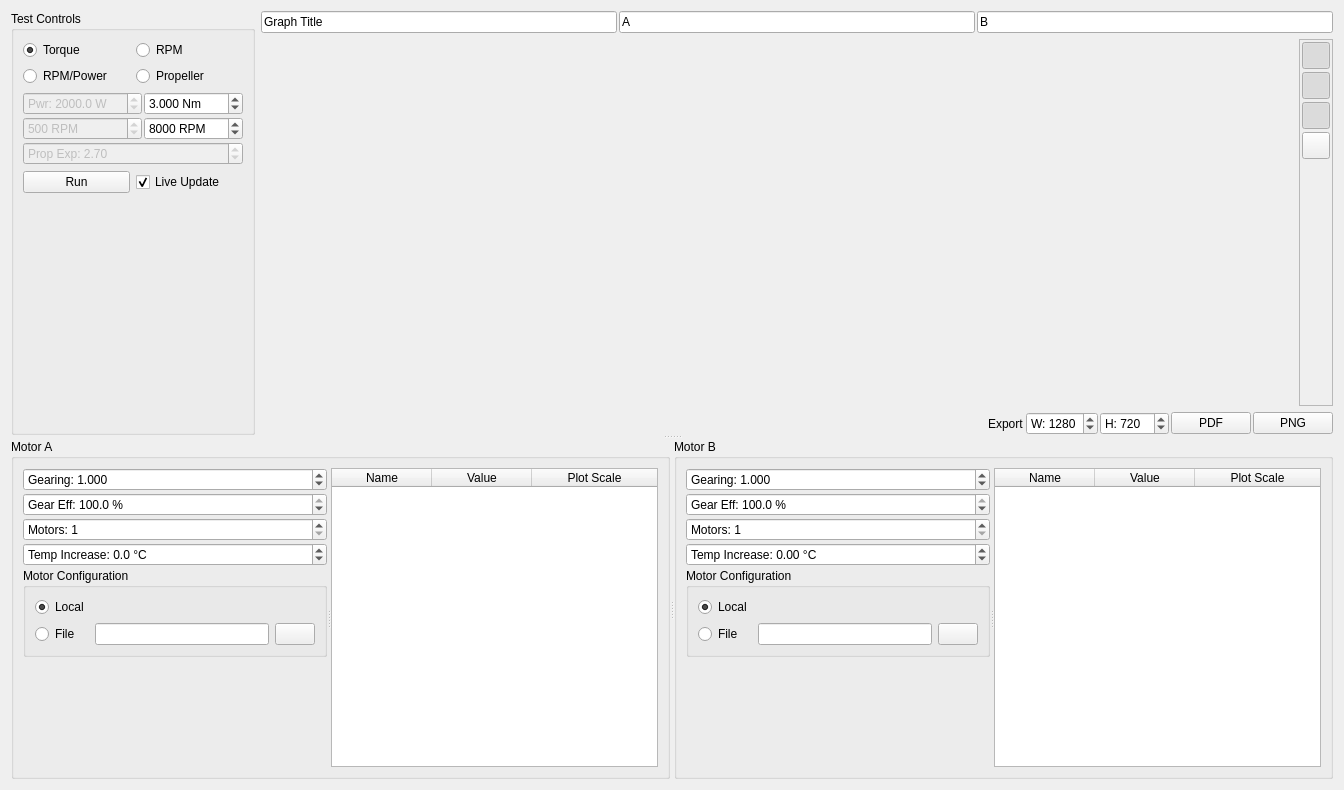
Above: pages/pagemotorcomparison.ui from vedderb/vesc_tool before the change. Below: the same form after it.
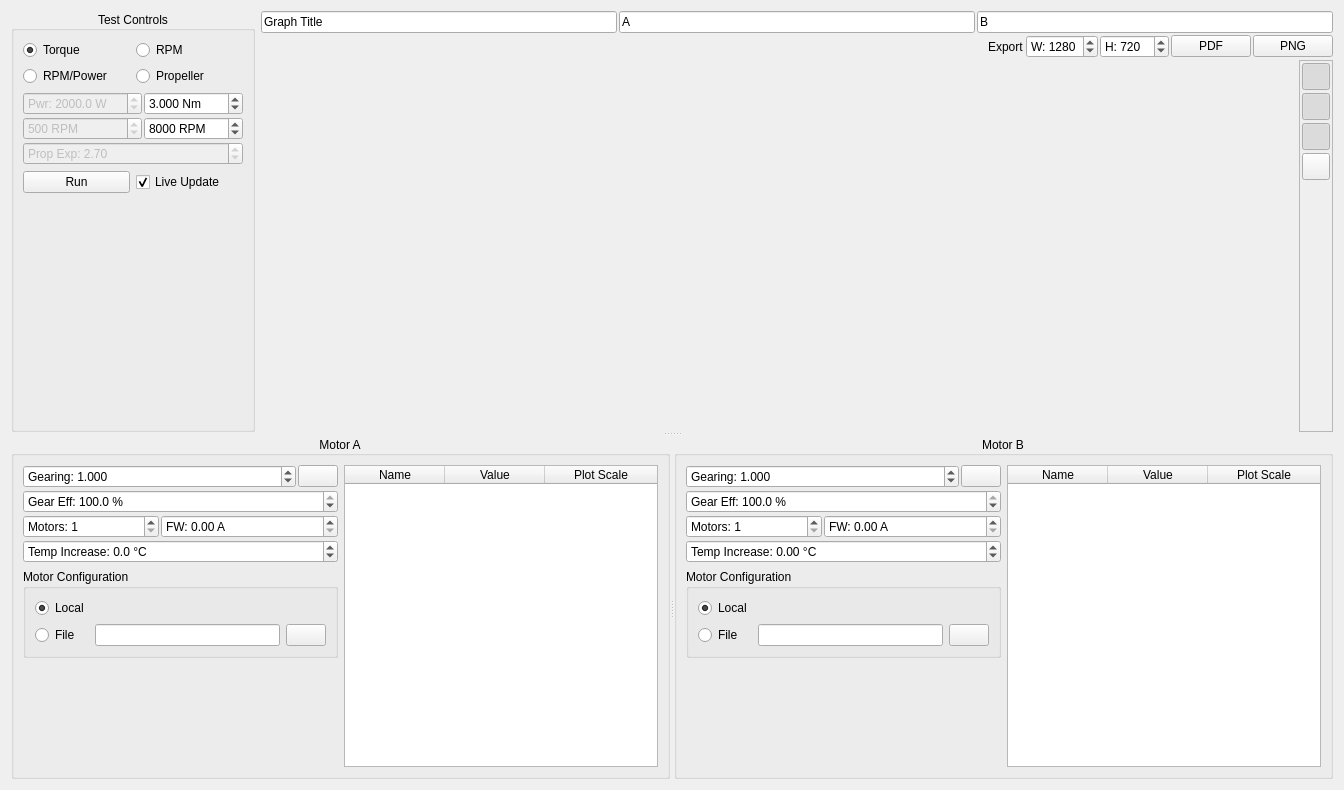
That is the form after the change. Icons and pictures are not drawn. Custom widgets are drawn as their Qt base class.

Commit message: Fixed calculations, added field weakening calculation support

The edit to the form file:
```diff
--- a/pages/pagemotorcomparison.ui
+++ b/pages/pagemotorcomparison.ui
@@ -26,6 +26,9 @@
          <property name="title">
           <string>Test Controls</string>
          </property>
+         <property name="alignment">
+          <set>Qt::AlignCenter</set>
+         </property>
          <layout class="QVBoxLayout" name="verticalLayout_7">
           <item>
            <layout class="QGridLayout" name="gridLayout_4">
@@ -261,6 +264,9 @@
        </item>
        <item>
         <layout class="QVBoxLayout" name="verticalLayout">
+         <property name="spacing">
+          <number>2</number>
+         </property>
          <item>
           <layout class="QHBoxLayout" name="horizontalLayout_4">
            <property name="spacing">
@@ -289,6 +295,99 @@
            </item>
           </layout>
          </item>
+         <item>
+          <layout class="QHBoxLayout" name="horizontalLayout_2">
+           <property name="spacing">
+            <number>2</number>
+           </property>
+           <item>
+            <spacer name="horizontalSpacer">
+             <property name="orientation">
+              <enum>Qt::Horizontal</enum>
+             </property>
+             <property name="sizeHint" stdset="0">
+              <size>
+               <width>40</width>
+               <height>20</height>
+              </size>
+             </property>
+            </spacer>
+           </item>
+           <item>
+            <widget class="QLabel" name="label">
+             <property name="text">
+              <string>Export</string>
+             </property>
+            </widget>
+           </item>
+           <item>
+            <widget class="QSpinBox" name="saveWidthBox">
+             <property name="sizePolicy">
+              <sizepolicy hsizetype="Fixed" vsizetype="Fixed">
+               <horstretch>0</horstretch>
+               <verstretch>0</verstretch>
+              </sizepolicy>
+             </property>
+             <property name="prefix">
+              <string>W: </string>
+             </property>
+             <property name="maximum">
+              <number>9999</number>
+             </property>
+             <property name="value">
+              <number>1280</number>
+             </property>
+            </widget>
+           </item>
+           <item>
+            <widget class="QSpinBox" name="saveHeightBox">
+             <property name="sizePolicy">
+              <sizepolicy hsizetype="Fixed" vsizetype="Fixed">
+               <horstretch>0</horstretch>
+               <verstretch>0</verstretch>
+              </sizepolicy>
+             </property>
+             <property name="prefix">
+              <string>H: </string>
+             </property>
+             <property name="maximum">
+              <number>9999</number>
+             </property>
+             <property name="value">
+              <number>720</number>
+             </property>
+            </widget>
+           </item>
+           <item>
+            <widget class="QPushButton" name="savePlotPdfButton">
+             <property name="toolTip">
+              <string>Save plot as PDF image</string>
+             </property>
+             <property name="text">
+              <string>PDF</string>
+             </property>
+             <property name="icon">
+              <iconset resource="../res.qrc">
+               <normaloff>:/res/icons/Line Chart-96.png</normaloff>:/res/icons/Line Chart-96.png</iconset>
+             </property>
+            </widget>
+           </item>
+           <item>
+            <widget class="QPushButton" name="savePlotPngButton">
+             <property name="toolTip">
+              <string>Save plot as PNG image</string>
+             </property>
+             <property name="text">
+              <string>PNG</string>
+             </property>
+             <property name="icon">
+              <iconset resource="../res.qrc">
+               <normaloff>:/res/icons/Line Chart-96.png</normaloff>:/res/icons/Line Chart-96.png</iconset>
+             </property>
+            </widget>
+           </item>
+          </layout>
+         </item>
          <item>
           <layout class="QHBoxLayout" name="horizontalLayout">
            <item>
@@ -476,99 +575,6 @@
            </item>
           </layout>
          </item>
-         <item>
-          <layout class="QHBoxLayout" name="horizontalLayout_2">
-           <property name="spacing">
-            <number>2</number>
-           </property>
-           <item>
-            <spacer name="horizontalSpacer">
-             <property name="orientation">
-              <enum>Qt::Horizontal</enum>
-             </property>
-             <property name="sizeHint" stdset="0">
-              <size>
-               <width>40</width>
-               <height>20</height>
-              </size>
-             </property>
-            </spacer>
-           </item>
-           <item>
-            <widget class="QLabel" name="label">
-             <property name="text">
-              <string>Export</string>
-             </property>
-            </widget>
-           </item>
-           <item>
-            <widget class="QSpinBox" name="saveWidthBox">
-             <property name="sizePolicy">
-              <sizepolicy hsizetype="Fixed" vsizetype="Fixed">
-               <horstretch>0</horstretch>
-               <verstretch>0</verstretch>
-              </sizepolicy>
-             </property>
-             <property name="prefix">
-              <string>W: </string>
-             </property>
-             <property name="maximum">
-              <number>9999</number>
-             </property>
-             <property name="value">
-              <number>1280</number>
-             </property>
-            </widget>
-           </item>
-           <item>
-            <widget class="QSpinBox" name="saveHeightBox">
-             <property name="sizePolicy">
-              <sizepolicy hsizetype="Fixed" vsizetype="Fixed">
-               <horstretch>0</horstretch>
-               <verstretch>0</verstretch>
-              </sizepolicy>
-             </property>
-             <property name="prefix">
-              <string>H: </string>
-             </property>
-             <property name="maximum">
-              <number>9999</number>
-             </property>
-             <property name="value">
-              <number>720</number>
-             </property>
-            </widget>
-           </item>
-           <item>
-            <widget class="QPushButton" name="savePlotPdfButton">
-             <property name="toolTip">
-              <string>Save plot as PDF image</string>
-             </property>
-             <property name="text">
-              <string>PDF</string>
-             </property>
-             <property name="icon">
-              <iconset resource="../res.qrc">
-               <normaloff>:/res/icons/Line Chart-96.png</normaloff>:/res/icons/Line Chart-96.png</iconset>
-             </property>
-            </widget>
-           </item>
-           <item>
-            <widget class="QPushButton" name="savePlotPngButton">
-             <property name="toolTip">
-              <string>Save plot as PNG image</string>
-             </property>
-             <property name="text">
-              <string>PNG</string>
-             </property>
-             <property name="icon">
-              <iconset resource="../res.qrc">
-               <normaloff>:/res/icons/Line Chart-96.png</normaloff>:/res/icons/Line Chart-96.png</iconset>
-             </property>
-            </widget>
-           </item>
-          </layout>
-         </item>
         </layout>
        </item>
       </layout>
@@ -581,43 +587,38 @@
        <property name="title">
         <string>Motor A</string>
        </property>
-       <layout class="QVBoxLayout" name="verticalLayout_4">
-        <item>
-         <widget class="QSplitter" name="splitter">
-          <property name="orientation">
-           <enum>Qt::Horizontal</enum>
-          </property>
-          <widget class="QWidget" name="layoutWidget1">
+       <property name="alignment">
+        <set>Qt::AlignCenter</set>
+       </property>
+       <layout class="QHBoxLayout" name="horizontalLayout_7">
+        <item>
            <layout class="QVBoxLayout" name="verticalLayout_2">
+          <item>
+           <layout class="QGridLayout" name="gridLayout_5">
             <property name="spacing">
              <number>2</number>
             </property>
-            <item>
-             <widget class="QDoubleSpinBox" name="m1GearingBox">
+            <item row="0" column="2">
+             <widget class="QPushButton" name="m1SetupGearingButton">
+              <property name="sizePolicy">
+               <sizepolicy hsizetype="Fixed" vsizetype="Fixed">
+                <horstretch>0</horstretch>
+                <verstretch>0</verstretch>
+               </sizepolicy>
+              </property>
               <property name="toolTip">
                <string>Gear Ratio</string>
               </property>
-              <property name="prefix">
-               <string>Gearing: </string>
+              <property name="text">
+               <string/>
               </property>
-              <property name="decimals">
-               <number>3</number>
-              </property>
-              <property name="minimum">
-               <double>0.010000000000000</double>
-              </property>
-              <property name="maximum">
-               <double>999.000000000000000</double>
-              </property>
-              <property name="singleStep">
-               <double>0.050000000000000</double>
-              </property>
-              <property name="value">
-               <double>1.000000000000000</double>
+              <property name="icon">
+               <iconset resource="../res.qrc">
+                <normaloff>:/res/icons/motor_up.png</normaloff>:/res/icons/motor_up.png</iconset>
               </property>
              </widget>
             </item>
-            <item>
+            <item row="1" column="0" colspan="3">
              <widget class="QDoubleSpinBox" name="m1GearEfficiencyBox">
               <property name="prefix">
                <string>Gear Eff: </string>
@@ -642,7 +643,7 @@
               </property>
              </widget>
             </item>
-            <item>
+            <item row="2" column="0">
              <widget class="QDoubleSpinBox" name="m1MotorNumBox">
               <property name="toolTip">
                <string>Number of motors in parallel</string>
@@ -658,7 +659,7 @@
               </property>
              </widget>
             </item>
-            <item>
+            <item row="3" column="0" colspan="3">
              <widget class="QDoubleSpinBox" name="m1TempIncBox">
               <property name="prefix">
                <string>Temp Increase: </string>
@@ -677,6 +678,55 @@
               </property>
              </widget>
             </item>
+            <item row="0" column="0" colspan="2">
+             <widget class="QDoubleSpinBox" name="m1GearingBox">
+              <property name="sizePolicy">
+               <sizepolicy hsizetype="MinimumExpanding" vsizetype="Fixed">
+                <horstretch>0</horstretch>
+                <verstretch>0</verstretch>
+               </sizepolicy>
+              </property>
+              <property name="toolTip">
+               <string>Gear Ratio</string>
+              </property>
+              <property name="prefix">
+               <string>Gearing: </string>
+              </property>
+              <property name="decimals">
+               <number>3</number>
+              </property>
+              <property name="minimum">
+               <double>0.010000000000000</double>
+              </property>
+              <property name="maximum">
+               <double>999.000000000000000</double>
+              </property>
+              <property name="singleStep">
+               <double>0.050000000000000</double>
+              </property>
+              <property name="value">
+               <double>1.000000000000000</double>
+              </property>
+             </widget>
+            </item>
+            <item row="2" column="1" colspan="2">
+             <widget class="QDoubleSpinBox" name="m1FwBox">
+              <property name="toolTip">
+               <string>Field Weakening Current</string>
+              </property>
+              <property name="prefix">
+               <string>FW: </string>
+              </property>
+              <property name="suffix">
+               <string> A</string>
+              </property>
+              <property name="maximum">
+               <double>999.000000000000000</double>
+              </property>
+             </widget>
+            </item>
+           </layout>
+          </item>
             <item>
              <widget class="QGroupBox" name="groupBox_2">
               <property name="title">
@@ -734,7 +784,8 @@
              </spacer>
             </item>
            </layout>
-          </widget>
+        </item>
+        <item>
           <widget class="QTableWidget" name="m1PlotTable">
            <property name="editTriggers">
             <set>QAbstractItemView::NoEditTriggers</set>
@@ -767,7 +818,6 @@
             </property>
            </column>
           </widget>
-         </widget>
         </item>
        </layout>
       </widget>
@@ -775,19 +825,28 @@
        <property name="title">
         <string>Motor B</string>
        </property>
-       <layout class="QVBoxLayout" name="verticalLayout_5">
-        <item>
-         <widget class="QSplitter" name="splitter_2">
-          <property name="orientation">
-           <enum>Qt::Horizontal</enum>
-          </property>
-          <widget class="QWidget" name="layoutWidget_3">
-           <layout class="QVBoxLayout" name="verticalLayout_6">
+       <property name="alignment">
+        <set>Qt::AlignCenter</set>
+       </property>
+       <property name="flat">
+        <bool>false</bool>
+       </property>
+       <layout class="QHBoxLayout" name="horizontalLayout_6">
+        <item>
+         <layout class="QVBoxLayout" name="verticalLayout_4">
+          <item>
+           <layout class="QGridLayout" name="gridLayout_6">
             <property name="spacing">
              <number>2</number>
             </property>
-            <item>
+            <item row="0" column="0" colspan="2">
              <widget class="QDoubleSpinBox" name="m2GearingBox">
+              <property name="sizePolicy">
+               <sizepolicy hsizetype="MinimumExpanding" vsizetype="Fixed">
+                <horstretch>0</horstretch>
+                <verstretch>0</verstretch>
+               </sizepolicy>
+              </property>
               <property name="toolTip">
                <string>Gear Ratio</string>
               </property>
@@ -811,7 +870,27 @@
               </property>
              </widget>
             </item>
-            <item>
+            <item row="0" column="2">
+             <widget class="QPushButton" name="m2SetupGearingButton">
+              <property name="sizePolicy">
+               <sizepolicy hsizetype="Fixed" vsizetype="Fixed">
+                <horstretch>0</horstretch>
+                <verstretch>0</verstretch>
+               </sizepolicy>
+              </property>
+              <property name="toolTip">
+               <string>Get gearing from config</string>
+              </property>
+              <property name="text">
+               <string/>
+              </property>
+              <property name="icon">
+               <iconset resource="../res.qrc">
+                <normaloff>:/res/icons/motor_up.png</normaloff>:/res/icons/motor_up.png</iconset>
+              </property>
+             </widget>
+            </item>
+            <item row="1" column="0" colspan="3">
              <widget class="QDoubleSpinBox" name="m2GearEfficiencyBox">
               <property name="prefix">
                <string>Gear Eff: </string>
@@ -836,7 +915,7 @@
               </property>
              </widget>
             </item>
-            <item>
+            <item row="2" column="0">
              <widget class="QDoubleSpinBox" name="m2MotorNumBox">
               <property name="toolTip">
                <string>Number of motors in parallel</string>
@@ -852,7 +931,23 @@
               </property>
              </widget>
             </item>
-            <item>
+            <item row="2" column="1" colspan="2">
+             <widget class="QDoubleSpinBox" name="m2FwBox">
+              <property name="toolTip">
+               <string>Field Weakening Current</string>
+              </property>
+              <property name="prefix">
+               <string>FW: </string>
+              </property>
+              <property name="suffix">
+               <string> A</string>
+              </property>
+              <property name="maximum">
+               <double>999.000000000000000</double>
+              </property>
+             </widget>
+            </item>
+            <item row="3" column="0" colspan="3">
              <widget class="QDoubleSpinBox" name="m2TempIncBox">
               <property name="prefix">
                <string>Temp Increase: </string>
@@ -868,6 +963,8 @@
               </property>
              </widget>
             </item>
+           </layout>
+          </item>
             <item>
              <widget class="QGroupBox" name="groupBox_4">
               <property name="title">
@@ -925,7 +1022,8 @@
              </spacer>
             </item>
            </layout>
-          </widget>
+        </item>
+        <item>
           <widget class="QTableWidget" name="m2PlotTable">
            <property name="editTriggers">
             <set>QAbstractItemView::NoEditTriggers</set>
@@ -957,7 +1055,6 @@
              <string>Plot Scale</string>
             </property>
            </column>
-          </widget>
          </widget>
         </item>
        </layout>
```
Left out of the diff: 2 changed lines with no effect on the pictures. Lines whose indentation alone changed are shown as unchanged. The commit also changes 2 other files.
